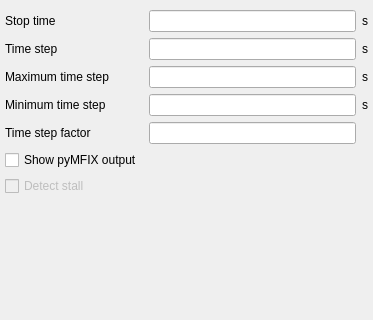
Before: the Qt Designer form mfixgui/uifiles/run.ui in truongd8593/mfix, drawn with Qt 5; both pictures show x 0 to 373 and y 0 to 320 of the 373 by 515 pixel window.
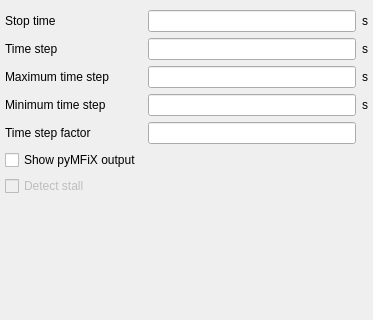
After: the same form once the commit is applied. Custom widgets are drawn as their Qt base class.

Commit message: MFIX -> MFiX (excluding env vars and !#MFIX-GUI comment section)

```diff
--- a/mfixgui/uifiles/run.ui
+++ b/mfixgui/uifiles/run.ui
@@ -36,7 +36,7 @@
       <bool>true</bool>
      </property>
      <property name="text">
-      <string>Show pyMFIX output</string>
+      <string>Show pyMFiX output</string>
      </property>
     </widget>
    </item>
```
The commit also changes 21 other files.
